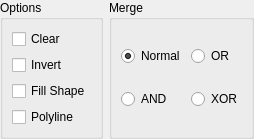
Before: the Qt Designer form src/GUI/nxtVarEdits/copyoptions_value.ui in spillerrec/RICcreator, drawn with Qt 5.
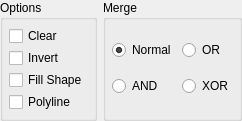
After: the same form once the commit is applied.

Commit message: CHANGE: spriteValue has been merged with nxtCanvasWidgetContainer. FIX: Resized images to 22x22 ENHANCED: Layout in nxtCanvasWidgetContainer has been rearranged to take up less space

The edit to the form file:
```diff
--- a/src/GUI/nxtVarEdits/copyoptions_value.ui
+++ b/src/GUI/nxtVarEdits/copyoptions_value.ui
@@ -6,8 +6,8 @@
    <rect>
     <x>0</x>
     <y>0</y>
-    <width>238</width>
-    <height>125</height>
+    <width>212</width>
+    <height>103</height>
    </rect>
   </property>
   <property name="sizePolicy">
@@ -18,8 +18,8 @@
   </property>
   <property name="maximumSize">
    <size>
-    <width>238</width>
-    <height>143</height>
+    <width>16777215</width>
+    <height>103</height>
    </size>
   </property>
   <property name="windowTitle">
@@ -35,6 +35,12 @@
       <string>Options</string>
      </property>
      <layout class="QVBoxLayout" name="verticalLayout_2">
+      <property name="spacing">
+       <number>2</number>
+      </property>
+      <property name="margin">
+       <number>6</number>
+      </property>
       <item>
        <widget class="QCheckBox" name="clear">
         <property name="text">
@@ -88,8 +94,14 @@
       <string>Merge</string>
      </property>
      <layout class="QHBoxLayout" name="horizontalLayout_2">
+      <property name="margin">
+       <number>6</number>
+      </property>
       <item>
        <layout class="QVBoxLayout" name="verticalLayout_3">
+        <property name="spacing">
+         <number>2</number>
+        </property>
         <item>
          <widget class="QRadioButton" name="merge_normal">
           <property name="text">
@@ -111,6 +123,9 @@
       </item>
       <item>
        <layout class="QVBoxLayout" name="verticalLayout_4">
+        <property name="spacing">
+         <number>2</number>
+        </property>
         <item>
          <widget class="QRadioButton" name="merge_or">
           <property name="text">
@@ -130,6 +145,19 @@
      </layout>
     </widget>
    </item>
+   <item>
+    <spacer name="horizontalSpacer">
+     <property name="orientation">
+      <enum>Qt::Horizontal</enum>
+     </property>
+     <property name="sizeHint" stdset="0">
+      <size>
+       <width>40</width>
+       <height>20</height>
+      </size>
+     </property>
+    </spacer>
+   </item>
   </layout>
  </widget>
  <resources/>
```
The commit also changes 33 other files.
